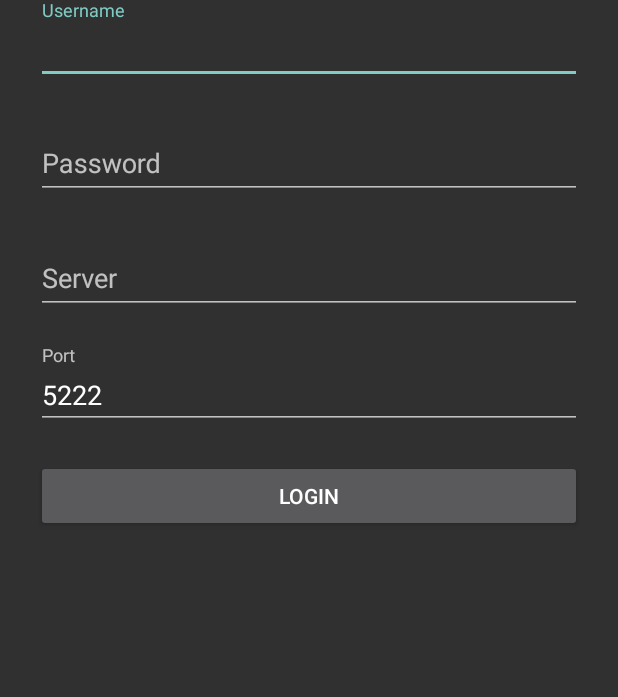
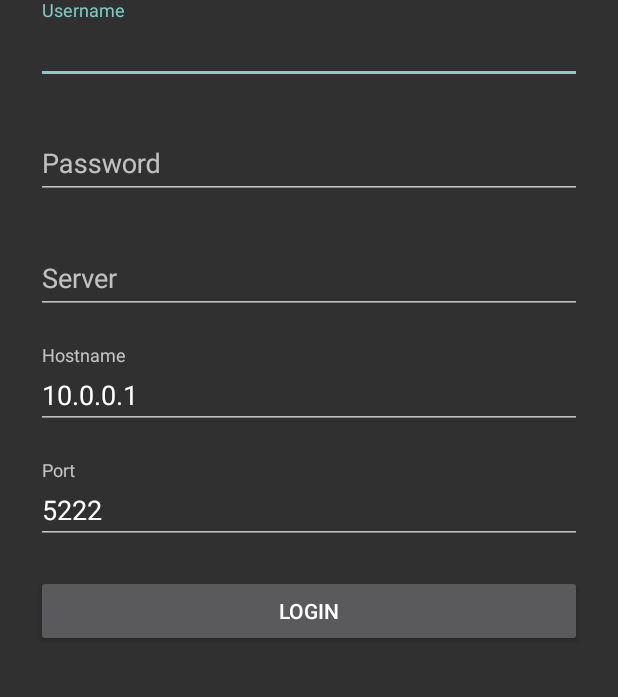
Before and after one commit to NEERC/chat-android, an Android app: the LoginActivity screen opened directly, with no data from a screen before it, on a phone screen of 412 x 824 dp, the part 108-805 px from its top. Run offline under Robolectric (Android 15) with nearby library versions, the phone set to English and light mode, and no system bars.

Commit message:
Allow to configure XMPP hostname

```diff
--- a/app/src/main/java/ru/ifmo/neerc/chat/android/ConnectionTask.java
+++ b/app/src/main/java/ru/ifmo/neerc/chat/android/ConnectionTask.java
@@ -28,14 +28,16 @@ public class ConnectionTask extends AsyncTask<Void, String, Boolean> {
     private String username;
     private String password;
     private String server;
+    private String hostname;
     private int port;
 
-    public ConnectionTask(Context context, String username, String password, String server, int port) {
+    public ConnectionTask(Context context, String username, String password, String server, String hostname, int port) {
         this.context = context;
 
         this.username = username;
         this.password = password;
         this.server = server;
+        this.hostname = hostname;
         this.port = port;
     }
 
@@ -43,7 +45,7 @@ public class ConnectionTask extends AsyncTask<Void, String, Boolean> {
     protected Boolean doInBackground(Void... params) {
         XMPPTCPConnectionConfiguration.Builder builder = XMPPTCPConnectionConfiguration.builder()
             .setUsernameAndPassword(username, password)
-            .setServiceName(server)
+            .setServiceName(hostname)
             .setHost(server)
             .setPort(port);
 
--- a/app/src/main/java/ru/ifmo/neerc/chat/android/LoginActivity.java
+++ b/app/src/main/java/ru/ifmo/neerc/chat/android/LoginActivity.java
@@ -16,6 +16,7 @@ public class LoginActivity extends AppCompatActivity {
     private TextInputLayout usernameWrapper;
     private TextInputLayout passwordWrapper;
     private TextInputLayout serverWrapper;
+    private TextInputLayout hostnameWrapper;
     private TextInputLayout portWrapper;
 
     @Override
@@ -26,12 +27,14 @@ public class LoginActivity extends AppCompatActivity {
         usernameWrapper = (TextInputLayout) findViewById(R.id.usernameWrapper);
         passwordWrapper = (TextInputLayout) findViewById(R.id.passwordWrapper);
         serverWrapper = (TextInputLayout) findViewById(R.id.serverWrapper);
+        hostnameWrapper = (TextInputLayout) findViewById(R.id.hostnameWrapper);
         portWrapper = (TextInputLayout) findViewById(R.id.portWrapper);
 
         final SharedPreferences preferences = getSharedPreferences(ChatService.CONNECTION, MODE_PRIVATE);
         usernameWrapper.getEditText().setText(preferences.getString("username", ""));
         passwordWrapper.getEditText().setText(preferences.getString("password", ""));
         serverWrapper.getEditText().setText(preferences.getString("server", ""));
+        hostnameWrapper.getEditText().setText(preferences.getString("hostname", "10.0.0.1"));
         portWrapper.getEditText().setText(String.valueOf(preferences.getInt("port", 5222)));
 
         Button login = (Button)findViewById(R.id.login);
@@ -45,6 +48,7 @@ public class LoginActivity extends AppCompatActivity {
                     .putString("username", usernameWrapper.getEditText().getText().toString())
                     .putString("password", passwordWrapper.getEditText().getText().toString())
                     .putString("server", serverWrapper.getEditText().getText().toString())
+                    .putString("hostname", hostnameWrapper.getEditText().getText().toString())
                     .putInt("port", Integer.parseInt(portWrapper.getEditText().getText().toString()))
                     .commit();
 
@@ -85,6 +89,14 @@ public class LoginActivity extends AppCompatActivity {
             serverWrapper.setError(null);
         }
 
+        String hostname = hostnameWrapper.getEditText().getText().toString();
+        if (hostname.isEmpty()) {
+            hostnameWrapper.setError("Hostname can not be empty");
+            return false;
+        } else {
+            hostnameWrapper.setError(null);
+        }
+
         String port = portWrapper.getEditText().getText().toString();
         int portNumber;
         try {
--- a/app/src/main/res/layout/login.xml
+++ b/app/src/main/res/layout/login.xml
@@ -54,6 +54,19 @@
     </android.support.design.widget.TextInputLayout>
 
     <android.support.design.widget.TextInputLayout
+        android:id="@+id/hostnameWrapper"
+        android:layout_width="match_parent"
+        android:layout_height="wrap_content"
+        app:errorEnabled="true">
+        <EditText
+            android:id="@+id/hostname"
+            android:layout_width="match_parent"
+            android:layout_height="wrap_content"
+            android:inputType="text"
+            android:hint="Hostname" />
+    </android.support.design.widget.TextInputLayout>
+
+    <android.support.design.widget.TextInputLayout
         android:id="@+id/portWrapper"
         android:layout_width="match_parent"
         android:layout_height="wrap_content"
```
Also changed, not shown: app/src/main/java/ru/ifmo/neerc/chat/android/ChatService.java (+8 -6 lines).
